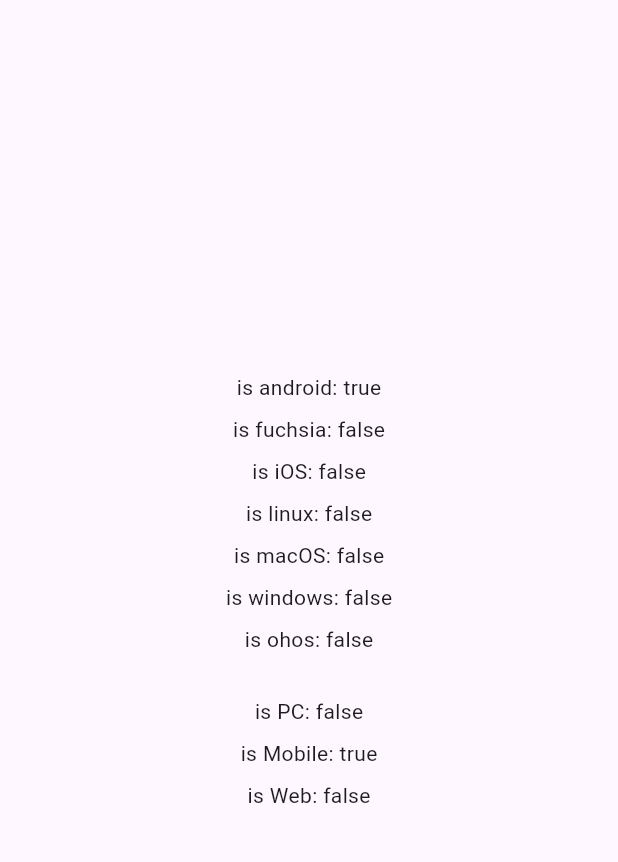
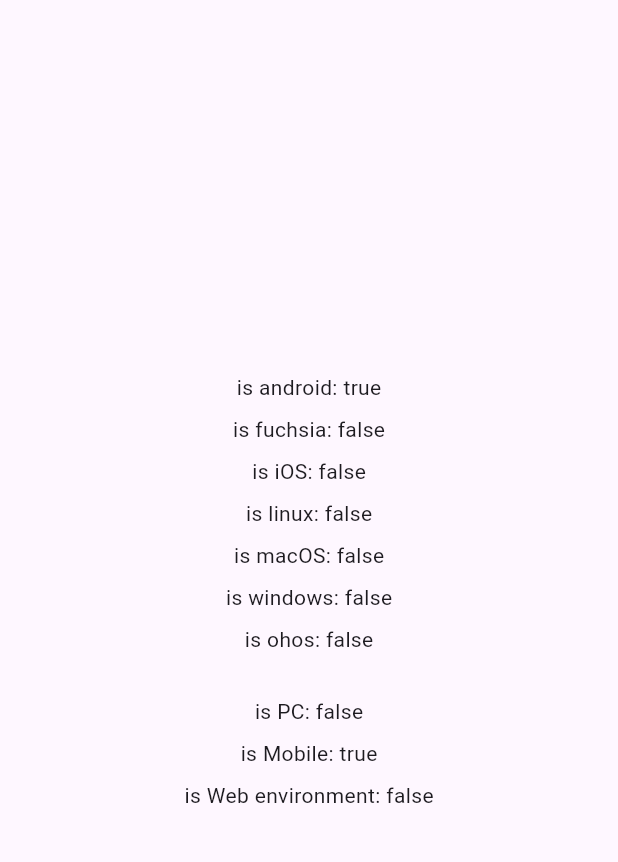
Before and after one commit to qinshah/os_type, a Flutter app: the screen it shows after launch, on a phone screen of 412 x 824 dp, the part 63-925 px from its top. Run offline on Flutter 3.47's test engine with Material 3 defaults, Android fonts, the light colour scheme and no system bars; our stand-ins replace plugin_platform_interface.

Commit message:
chore(os_type): 升级版本至0.1.0并添加示例代码
- 降低SDK版本要求限制，增强兼容性
- 在README中添加详细示例代码，展示用法
- 优化平台检测逻辑，提升检测准确性
- 更新example项目，修正注释及环境判断说明
- 各平台插件注册配置补充完善

```diff
--- a/example/lib/main.dart
+++ b/example/lib/main.dart
@@ -3,6 +3,7 @@ import 'package:os_type/os_type.dart';
 
 Future<void> main() async {
   WidgetsFlutterBinding.ensureInitialized();
+  // 如果需要在鸿蒙上判断是否为PC/Mobile，需要先await OS.initHarmonyDeviceType()
   if (OS.isHarmony) await OS.initHarmonyDeviceType();
   runApp(const MyApp());
 }
@@ -44,13 +45,13 @@ class _MyAppState extends State<MyApp> {
               //   SizedBox(height: 8),
               // ],
 
-              // pc和mobile是相反的，而is web则等于KIsWeb，是独立的判断，与其它无关
+              // pc和mobile是相反的，而web环境则等于kIsWeb，与操作系统无关
               SizedBox(height: 20),
               Text('is PC: ${OS.isPCOS}'),
               SizedBox(height: 8),
-              Text('is Mobile: ${OS.isMobileOS}'), // isMobile == !isPC
+              Text('is Mobile: ${OS.isMobileOS}'), // isMobileOS == !isPCOS
               SizedBox(height: 8),
-              Text('is Web: ${OS.isWebEnv}'), // isWeb == KIsWeb
+              Text('is Web environment: ${OS.isWebEnv}'), // isWebEnv == kIsWeb
               SizedBox(height: 8),
             ],
           ),
```
Also changed, not shown: pubspec.yaml (+15 -3 lines), example/pubspec.lock, 2 other files.
